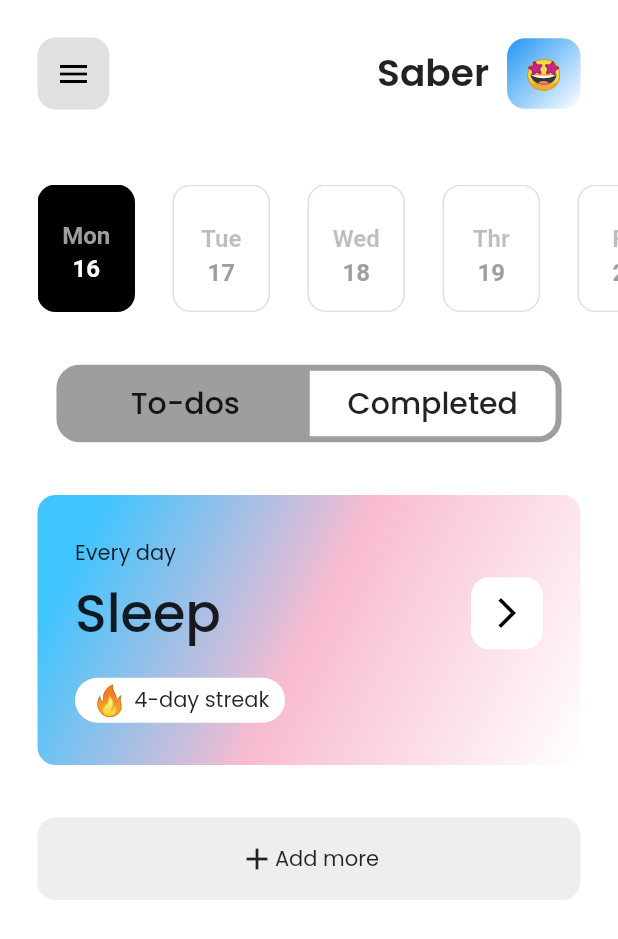
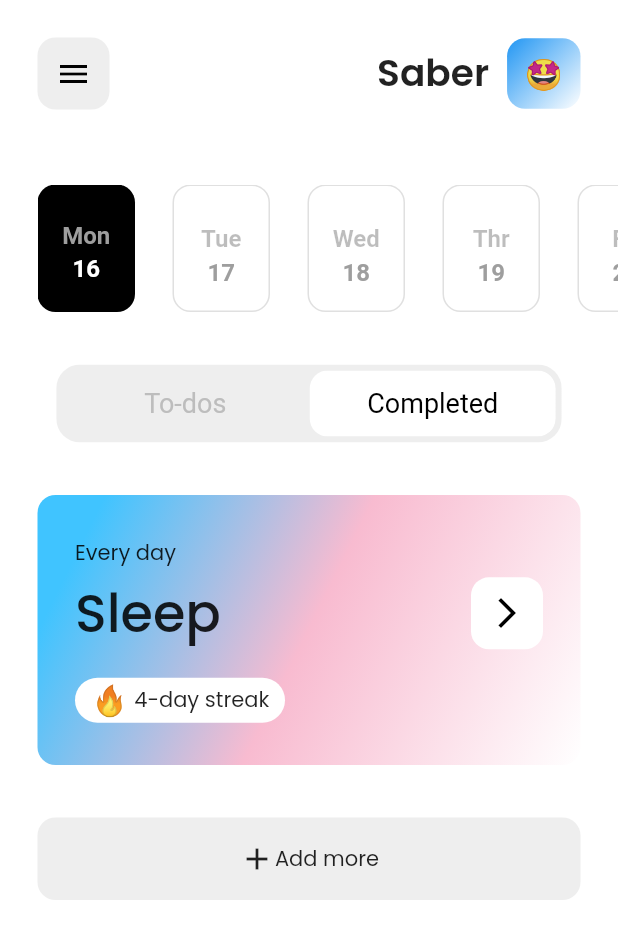
Before and after one commit to zainahmed0597/to_dos_flutter, a Flutter app: the screen it shows after launch, on a phone screen of 412 x 824 dp. Shown: the top 939 px of the screen. Run offline on Flutter 3.47's test engine with Material 2 defaults, Android fonts, the phone set to English and light mode, and no system bars; drawn by our look-alikes of toggle_switch; our stand-ins replace google_fonts; Roboto replaces fonts that are missing (Catamaran).

Commit message:
updated whole UI

```diff
--- a/lib/screens/home_screen.dart
+++ b/lib/screens/home_screen.dart
@@ -32,7 +32,7 @@ class _MyHomePageState extends State<MyHomePage> {
                       IconButtonWidget(
                         icon: Icons.menu,
                         iconcolor: Colors.black,
-                        color: Colors.grey[300],
+                        color: Colors.grey[200],
                       ),
                       const Spacer(),
                       Text(
--- a/lib/widgets/toggle_button.dart
+++ b/lib/widgets/toggle_button.dart
@@ -20,16 +20,18 @@ class _ToggleButtonState extends State<ToggleButton> {
         initialLabelIndex: 1,
         cornerRadius: 12.0,
         borderWidth: 4,
-        borderColor: const [Colors.grey],
+        radiusStyle: true,
+
+        borderColor: const [Color(0xFFEEEEEE)],
         activeFgColor: Colors.black,
-        inactiveBgColor: Colors.grey,
-        inactiveFgColor: Colors.grey[700],
-        customTextStyles: [
-          GoogleFonts.poppins(
-              fontSize: 20, color: Colors.black87, fontWeight: FontWeight.w500),
-        ],
+        inactiveBgColor: Colors.grey[200],
+        inactiveFgColor: Colors.grey[400],
+        // customTextStyles: const [
+        //   TextStyle(fontSize: 20.0, fontWeight: FontWeight.w500),
+        //   null
+        // ],
         totalSwitches: 2,
-        fontSize: 20,
+        fontSize: 18,
         labels: const ['To-dos', 'Completed'],
         // icons: [FontAwesomeIcons.mars, FontAwesomeIcons.venus],
         activeBgColors: const [
```
